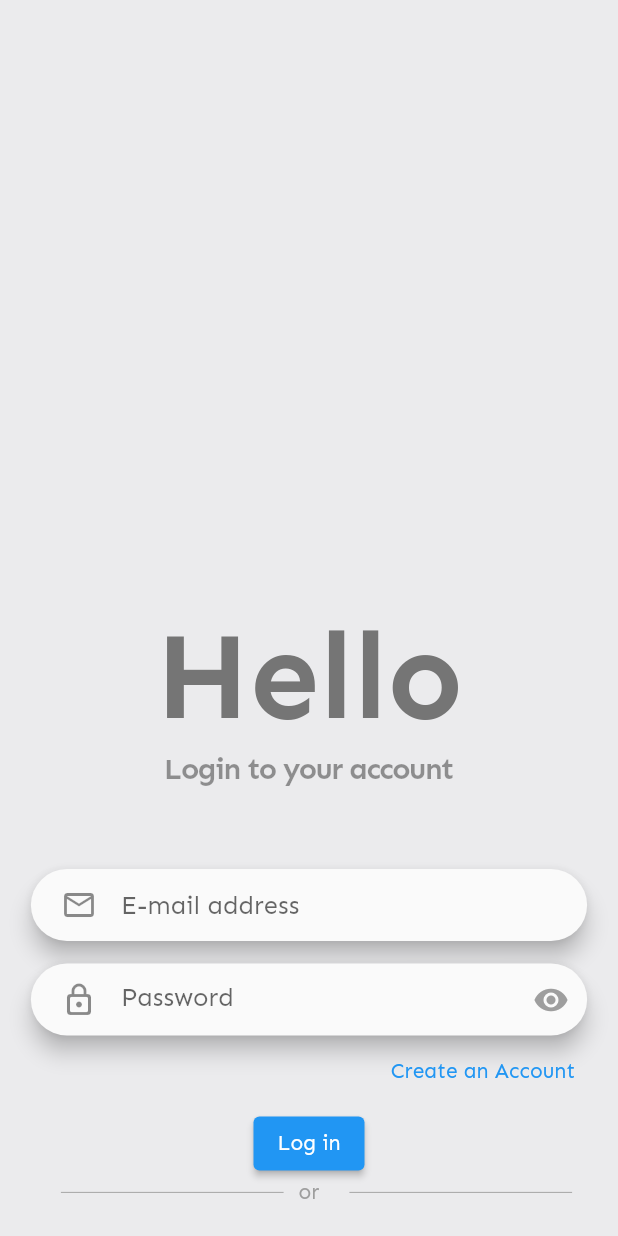
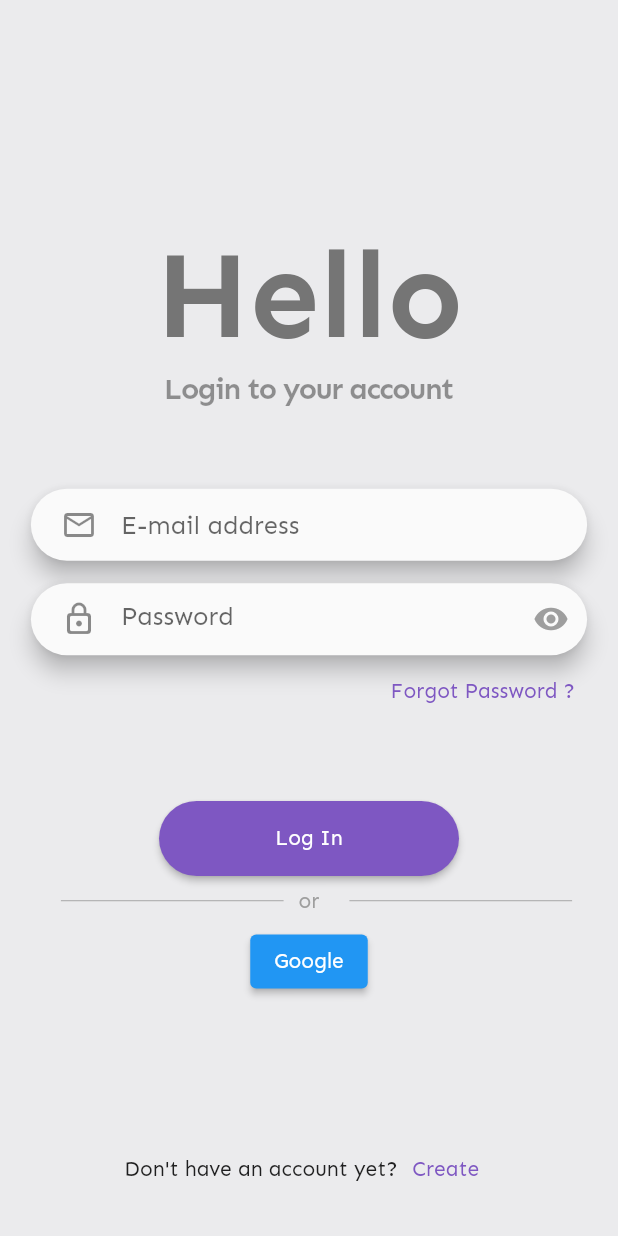
Before and after one commit to tomigar/GiulioTranslator, a Flutter app: the SignInScreen widget shown alone on an empty page, opened directly, on a phone screen of 412 x 824 dp. Run offline on Flutter 3.47's test engine with Material 2 defaults, Android fonts, the phone set to English and light mode, and no system bars; our stand-ins replace firebase_auth, firebase_core; missing offline and left inert: flutter_mobile_vision, tts_azure; accounts and stored records are empty; network calls fail.

Commit message:
(+) design changes

```diff
--- a/lib/authentication_service.dart
+++ b/lib/authentication_service.dart
@@ -25,7 +25,7 @@ class AuthenticationService {
           email: email, password: password);
       return "Signed in";
     } on FirebaseAuthException catch (e) {
-      print("nejdeee");
+      print('chyba v prihlaseni');
       return e.message;
     }
   }
--- a/lib/main.dart
+++ b/lib/main.dart
@@ -1,6 +1,7 @@
 import 'package:firebase_auth/firebase_auth.dart';
 import 'package:firebase_core/firebase_core.dart';
 import 'package:flutter/material.dart';
+import 'package:flutter/services.dart';
 import 'package:provider/provider.dart';
 
 import 'package:translator_app/screens/HomeScreen.dart';
@@ -38,6 +39,10 @@ Future<void> main() async {
 class MyApp extends StatelessWidget {
   @override
   Widget build(BuildContext context) {
+    SystemChrome.setPreferredOrientations([
+      DeviceOrientation.portraitUp,
+      DeviceOrientation.portraitDown,
+    ]);
     return MaterialApp(
         title: 'Giulio',
         theme: ThemeData(
--- a/lib/screens/SignInScreen.dart
+++ b/lib/screens/SignInScreen.dart
@@ -97,17 +97,50 @@ class _SignInScreenState extends State<SignInScreen> {
                   Align(
                     alignment: Alignment.centerRight,
                     child: TextButton(
-                        onPressed: () {
-                          Navigator.of(context).pushNamed("/register");
-                        },
-                        child: Text("Create an Account")),
+                        onPressed: () {},
+                        child: Text(
+                          "Forgot Password ?",
+                          style: TextStyle(color: Colors.deepPurple[400]),
+                        )),
                   ),
-                  ElevatedButton(
-                    style: ButtonStyle(),
-                    onPressed: () => trySubmit(),
-                    child: Text("Log in"),
+                  SizedBox(
+                    height: _size.height * 0.05,
+                  ),
+                  Padding(
+                    padding: const EdgeInsets.all(8.0),
+                    child: ElevatedButton(
+                      onPressed: () => trySubmit(),
+                      child: Text("Log In"),
+                      style: ElevatedButton.styleFrom(
+                          primary: Colors.deepPurple[400],
+                          fixedSize: const Size(200, 50),
+                          shape: RoundedRectangleBorder(
+                              borderRadius: BorderRadius.circular(50))),
+                    ),
                   ),
                   OrDivider(),
+                  Padding(
+                    padding: const EdgeInsets.all(8.0),
+                    child:
+                        ElevatedButton(onPressed: () {}, child: Text('Google')),
+                  ),
+                  SizedBox(
+                    height: _size.height * 0.1,
+                  ),
+                  Row(
+                    mainAxisAlignment: MainAxisAlignment.center,
+                    children: [
+                      Text("Don't have an account yet?"),
+                      TextButton(
+                          onPressed: () {
+                            Navigator.of(context).pushNamed("/register");
+                          },
+                          child: Text(
+                            "Create",
+                            style: TextStyle(color: Colors.deepPurple[400]),
+                          )),
+                    ],
+                  )
                 ],
               ),
             ),
```
Also changed, not shown: lib/screens/RegisterScreen.dart (+1 -8 lines), pubspec.lock.
